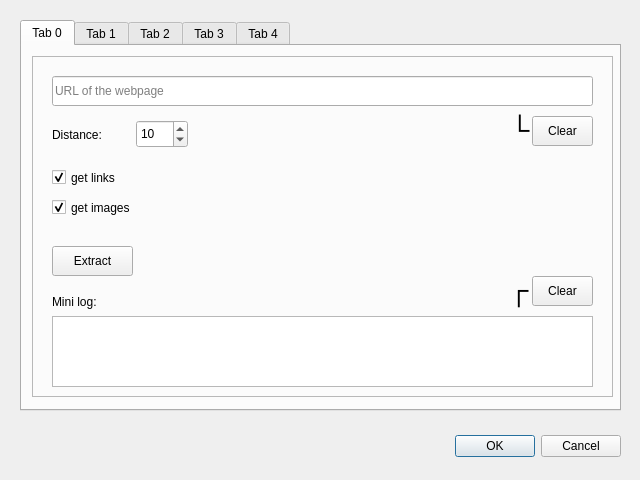
Old version of the form jive/tabs.ui in the repository jabbalaci/JiVE-Image-Viewer.
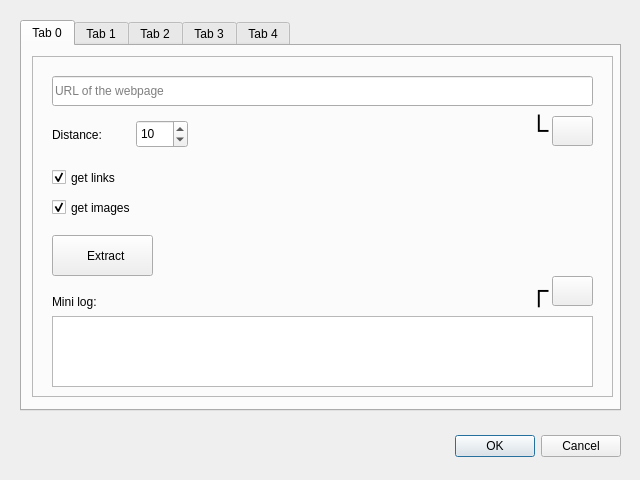
New version of the form. The open tabs and pages were chosen to show the change. Icons and pictures are not drawn.

The edit to the form file:
```diff
--- a/jive/tabs.ui
+++ b/jive/tabs.ui
@@ -83,13 +83,23 @@
       <property name="geometry">
        <rect>
         <x>20</x>
-        <y>190</y>
-        <width>81</width>
-        <height>30</height>
+        <y>179</y>
+        <width>101</width>
+        <height>41</height>
        </rect>
       </property>
       <property name="text">
-       <string>Extract</string>
+       <string>  Extract</string>
+      </property>
+      <property name="icon">
+       <iconset>
+        <normaloff>../assets/ok.png</normaloff>../assets/ok.png</iconset>
+      </property>
+      <property name="iconSize">
+       <size>
+        <width>28</width>
+        <height>28</height>
+       </size>
       </property>
      </widget>
      <widget class="QLabel" name="label">
@@ -153,14 +163,18 @@
      <widget class="QPushButton" name="clearButton">
       <property name="geometry">
        <rect>
-        <x>500</x>
+        <x>520</x>
         <y>60</y>
-        <width>61</width>
+        <width>41</width>
         <height>30</height>
        </rect>
       </property>
       <property name="text">
-       <string>Clear</string>
+       <string/>
+      </property>
+      <property name="icon">
+       <iconset>
+        <normaloff>../assets/clear.png</normaloff>../assets/clear.png</iconset>
       </property>
      </widget>
      <widget class="QLabel" name="label_2">
@@ -192,22 +206,26 @@
      <widget class="QPushButton" name="clearButton_2">
       <property name="geometry">
        <rect>
-        <x>500</x>
+        <x>520</x>
         <y>220</y>
-        <width>61</width>
+        <width>41</width>
         <height>30</height>
        </rect>
       </property>
       <property name="text">
-       <string>Clear</string>
+       <string/>
+      </property>
+      <property name="icon">
+       <iconset>
+        <normaloff>../assets/clear.png</normaloff>../assets/clear.png</iconset>
       </property>
      </widget>
      <widget class="QLabel" name="label_3">
       <property name="geometry">
        <rect>
-        <x>478</x>
+        <x>497</x>
         <y>53</y>
-        <width>51</width>
+        <width>21</width>
         <height>41</height>
        </rect>
       </property>
@@ -225,7 +243,7 @@
      <widget class="QLabel" name="label_4">
       <property name="geometry">
        <rect>
-        <x>477</x>
+        <x>497</x>
         <y>213</y>
         <width>21</width>
         <height>41</height>
```
Left out of the diff: 8 changed lines with no effect on the pictures.
